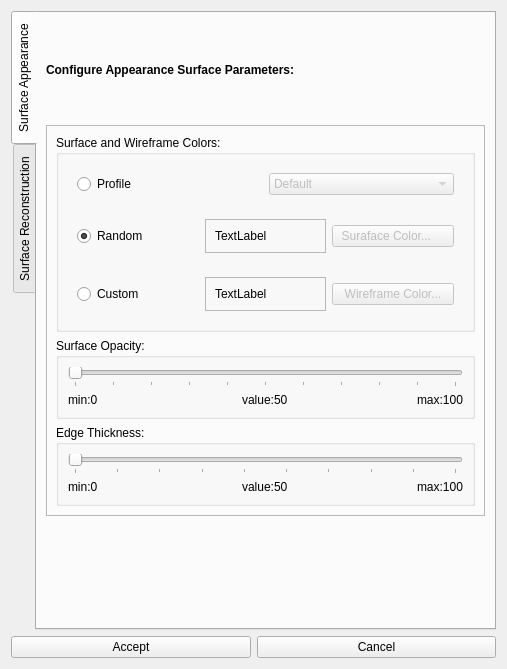
The window that i3viewer/i3surfaceDialog.ui (hubergilt/i3viewer) describes before a commit, drawn with Qt 5.
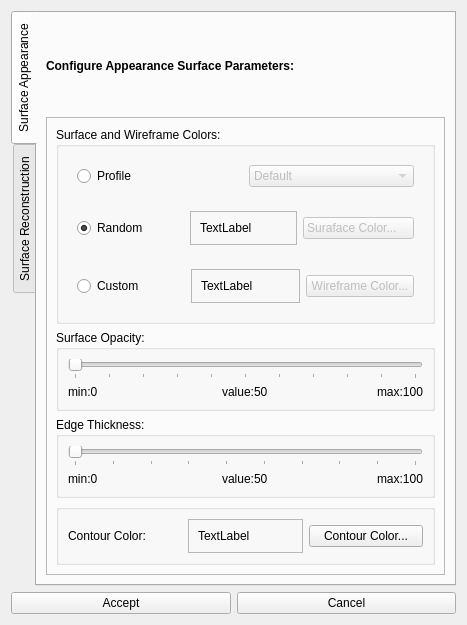
The same window after the commit. The open tabs and pages were chosen to show the change.

Commit message: Add about dialog, fix surface dialog

```diff
--- a/i3viewer/i3surfaceDialog.ui
+++ b/i3viewer/i3surfaceDialog.ui
@@ -6,8 +6,8 @@
    <rect>
     <x>0</x>
     <y>0</y>
-    <width>507</width>
-    <height>669</height>
+    <width>467</width>
+    <height>625</height>
    </rect>
   </property>
   <property name="windowTitle">
@@ -310,16 +310,48 @@
             </layout>
            </widget>
           </item>
+          <item>
+           <widget class="QGroupBox" name="groupBox_2">
+            <layout class="QHBoxLayout" name="horizontalLayout_21">
+             <item>
+              <widget class="QLabel" name="label_2">
+               <property name="text">
+                <string>Contour Color:</string>
+               </property>
+              </widget>
+             </item>
+             <item>
+              <widget class="QFrame" name="frameContour">
+               <property name="frameShape">
+                <enum>QFrame::StyledPanel</enum>
+               </property>
+               <property name="frameShadow">
+                <enum>QFrame::Raised</enum>
+               </property>
+               <layout class="QHBoxLayout" name="horizontalLayout_22">
+                <item>
+                 <widget class="QLabel" name="labelContour">
+                  <property name="text">
+                   <string>TextLabel</string>
+                  </property>
+                 </widget>
+                </item>
+               </layout>
+              </widget>
+             </item>
+             <item>
+              <widget class="QPushButton" name="pushButtonContour">
+               <property name="text">
+                <string>Contour Color...</string>
+               </property>
+              </widget>
+             </item>
+            </layout>
+           </widget>
+          </item>
          </layout>
         </widget>
        </item>
-       <item>
-        <widget class="QLabel" name="label_2">
-         <property name="text">
-          <string/>
-         </property>
-        </widget>
-       </item>
       </layout>
      </widget>
      <widget class="QWidget" name="tab_4">
```
Left out of the diff: 16 changed lines with no effect on the pictures. The commit also changes 25 other files.
